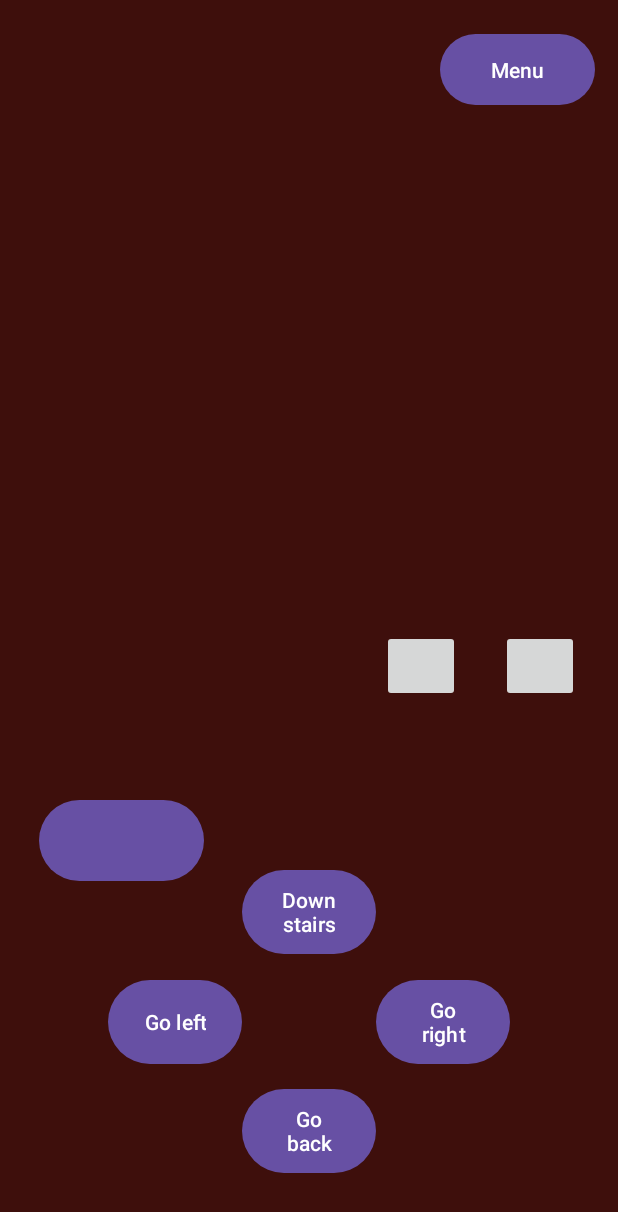
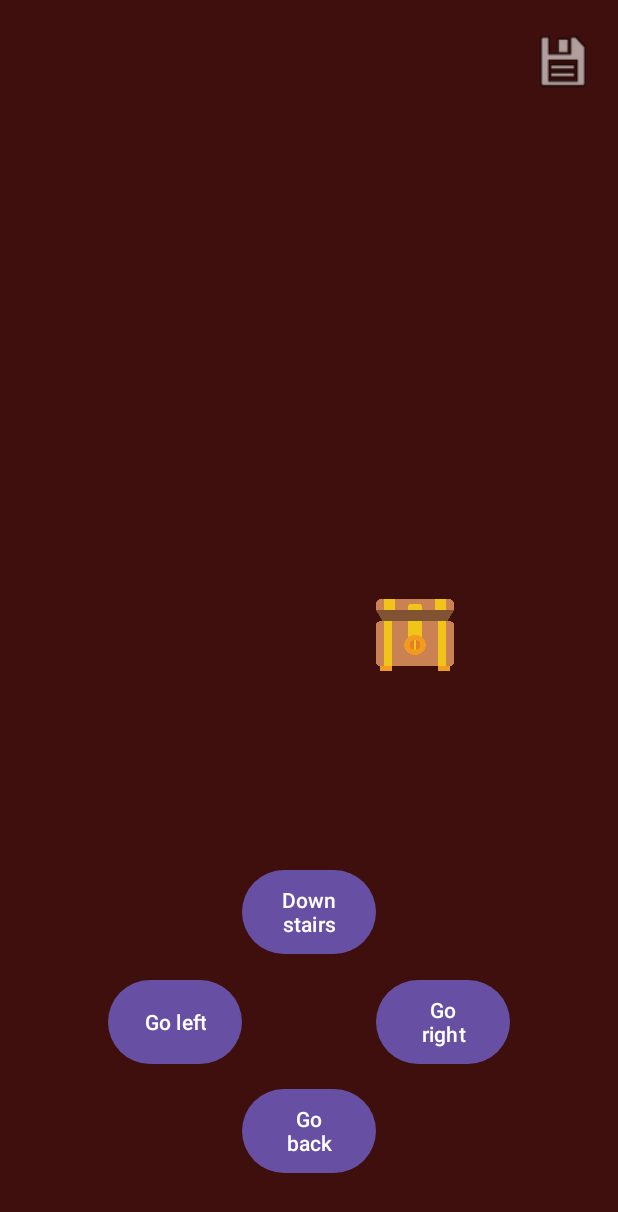
Before and after one commit to GregGrim/TextAdventureGameAndroid, an Android app: the GameActivity screen opened directly, with no data from a screen before it, on a phone screen of 412 x 824 dp. Shown: the top 1212 px of the screen. Run offline under Robolectric (Android 15) with nearby library versions, the phone set to English and light mode, and no system bars; 8 statements that could not run were skipped.

Commit message:
added some elements rendering and updated rooms info + items

```diff
--- a/app/src/main/java/com/example/textadventuregame/model/Inventory.java
+++ b/app/src/main/java/com/example/textadventuregame/model/Inventory.java
@@ -1,4 +1,6 @@
 package com.example.textadventuregame.model;
+
+import com.example.textadventuregame.model.items.Item;
 
 import java.util.ArrayList;
 import java.util.List;
--- a/app/src/main/java/com/example/textadventuregame/model/Item.java
+++ /dev/null
@@ -1,4 +0,0 @@
-package com.example.textadventuregame.model;
-
-public class Item {
-}
--- /dev/null
+++ b/app/src/main/java/com/example/textadventuregame/model/items/Item.java
@@ -0,0 +1,5 @@
+package com.example.textadventuregame.model.items;
+
+public abstract class Item {
+
+}
--- a/app/src/main/java/com/example/textadventuregame/view/GameActivity.java
+++ b/app/src/main/java/com/example/textadventuregame/view/GameActivity.java
@@ -7,6 +7,7 @@ import android.graphics.Color;
 import android.os.Bundle;
 import android.view.View;
 import android.widget.Button;
+import android.widget.ImageButton;
 import android.widget.ImageView;
 import android.widget.TextView;
 
@@ -21,7 +22,11 @@ public class GameActivity extends AppCompatActivity {
 
     private ImageView locationImage;
     private TextView locationText;
-    private Button menuButton;
+    private TextView playerInfo;
+    private ImageButton menuButton;
+    private ImageButton inventoryButton;
+    private ImageButton levelUpButton;
+    private Button eventButton;
 
     @Override
     protected void onCreate(Bundle savedInstanceState) {
@@ -48,20 +53,44 @@ public class GameActivity extends AppCompatActivity {
         locationImage = findViewById(R.id.locationImage);
 
         locationText = findViewById(R.id.locationInfo);
-        locationText.setText("");
         locationText.setTextSize(15);
         locationText.setTextColor(Color.WHITE);
-        menuButton.findViewById(R.id.menuBtn);
-        menuButton.setBackgroundColor(Color.GRAY);
-        menuButton.setTextSize(18);
-        menuButton.setTextAlignment(View.TEXT_ALIGNMENT_CENTER);
-        // TODO event listener
+        locationText.setTextAlignment(View.TEXT_ALIGNMENT_CENTER);
+
+        menuButton = findViewById(R.id.menuBtn);
+        menuButton.setOnClickListener(view -> {
+            //showMenu();
+        });
+
+        playerInfo = findViewById(R.id.playerInfo);
+        playerInfo.setTextColor(Color.YELLOW);
+        playerInfo.setTextSize(15);
+        playerInfo.setTextAlignment(View.TEXT_ALIGNMENT_CENTER);
+
+        inventoryButton = findViewById(R.id.inventoryBtn);
+        inventoryButton.setOnClickListener(view -> {
+            //openInventory();
+        });
+
+        levelUpButton = findViewById(R.id.levelUpBtn);
+        levelUpButton.setOnClickListener(view -> {
+            //levelUp();
+        });
+        eventButton = findViewById(R.id.eventBtn);
+        eventButton.setTextSize(15);
+        eventButton.setTextColor(Color.WHITE);
+        eventButton.setOnClickListener(view -> {
+            // doEvent();
+        });
     }
 
     private void renderScreen() {
         renderLocationImage();
         renderLocationText();
-
+        renderPlayerInfo();
+        renderInventoryImage();
+        renderLevelUpButton();
+        renderEventButton();
     }
 
 
@@ -74,4 +103,34 @@ public class GameActivity extends AppCompatActivity {
     private void renderLocationText() {
         locationText.setText(gameController.getLocationText());
     }
+    private void renderPlayerInfo() {
+          playerInfo.setText(gameController.getPlayerInfoText());
+    }
+    private void renderInventoryImage() {
+        inventoryButton.setImageResource(R.drawable.inventory_icon);
+    }
+    private void renderLevelUpButton() {
+        levelUpButton.setImageResource(R.drawable.levelup);
+        if(gameController.checkLevelUp()) {
+            levelUpButton.setEnabled(true);
+            levelUpButton.setFocusable(true);
+            levelUpButton.setVisibility(View.VISIBLE);
+        } else{
+            levelUpButton.setEnabled(false);
+            levelUpButton.setFocusable(false);
+            levelUpButton.setVisibility(View.INVISIBLE);
+        }
+    }
+    private void renderEventButton() {
+        if(gameController.roomWithEvent()) {
+            eventButton.setEnabled(true);
+            eventButton.setFocusable(true);
+            eventButton.setVisibility(View.VISIBLE);
+            eventButton.setText(gameController.roomEventHandleText());
+        } else{
+            eventButton.setEnabled(false);
+            eventButton.setFocusable(false);
+            eventButton.setVisibility(View.INVISIBLE);
+        }
+    }
 }
--- a/app/src/main/java/com/example/textadventuregame/view/NewGameActivity.java
+++ b/app/src/main/java/com/example/textadventuregame/view/NewGameActivity.java
@@ -2,6 +2,7 @@ package com.example.textadventuregame.view;
 
 import androidx.appcompat.app.AppCompatActivity;
 
+import android.annotation.SuppressLint;
 import android.content.Intent;
 import android.graphics.Color;
 import android.os.Bundle;
@@ -27,6 +28,7 @@ public class NewGameActivity extends AppCompatActivity {
         setupControls();
     }
 
+    @SuppressLint("SetTextI18n")
     private void setupControls() {
         ImageView gifImageView = findViewById(R.id.newGameGif);
         String gifUrl = "https://media.tenor.com/K7-ivtVTJ7YAAAAM/dnd-creature.gif";
@@ -40,6 +42,7 @@ public class NewGameActivity extends AppCompatActivity {
         playerNameText.setTextSize(18);
         playerNameText.setTextColor(Color.WHITE);
         playerNameText.setTextAlignment(View.TEXT_ALIGNMENT_CENTER);
+        playerNameText.setText("player");
 
         startNewGame = findViewById(R.id.startGameBtn);
         startNewGame.setBackgroundColor(Color.GRAY);
--- a/app/src/main/res/layout/activity_game.xml
+++ b/app/src/main/res/layout/activity_game.xml
@@ -21,14 +21,14 @@
 
     <TextView
         android:id="@+id/playerInfo"
-        android:layout_width="157dp"
-        android:layout_height="83dp"
+        android:layout_width="131dp"
+        android:layout_height="92dp"
         app:layout_constraintBottom_toBottomOf="parent"
         app:layout_constraintEnd_toEndOf="parent"
-        app:layout_constraintHorizontal_bias="0.937"
+        app:layout_constraintHorizontal_bias="0.892"
         app:layout_constraintStart_toStartOf="parent"
         app:layout_constraintTop_toTopOf="parent"
-        app:layout_constraintVertical_bias="0.396" />
+        app:layout_constraintVertical_bias="0.388" />
 
     <TextView
         android:id="@+id/locationInfo"
@@ -36,33 +36,37 @@
         android:layout_height="187dp"
         app:layout_constraintBottom_toBottomOf="parent"
         app:layout_constraintEnd_toEndOf="parent"
-        app:layout_constraintHorizontal_bias="0.078"
+        app:layout_constraintHorizontal_bias="0.079"
         app:layout_constraintStart_toStartOf="parent"
         app:layout_constraintTop_toTopOf="parent"
-        app:layout_constraintVertical_bias="0.473" />
+        app:layout_constraintVertical_bias="0.455" />
 
     <ImageButton
         android:id="@+id/inventoryBtn"
         android:layout_width="52dp"
         android:layout_height="48dp"
+        android:background="#3E0F0C"
+        android:scaleType="fitXY"
         app:layout_constraintBottom_toBottomOf="parent"
         app:layout_constraintEnd_toEndOf="parent"
-        app:layout_constraintHorizontal_bias="0.707"
+        app:layout_constraintHorizontal_bias="0.696"
         app:layout_constraintStart_toStartOf="parent"
         app:layout_constraintTop_toTopOf="parent"
-        app:layout_constraintVertical_bias="0.541"
+        app:layout_constraintVertical_bias="0.515"
         tools:srcCompat="@tools:sample/avatars" />
 
     <ImageButton
         android:id="@+id/levelUpBtn"
         android:layout_width="52dp"
         android:layout_height="48dp"
+        android:background="#3E0F0C"
+        android:scaleType="fitXY"
         app:layout_constraintBottom_toBottomOf="parent"
         app:layout_constraintEnd_toEndOf="parent"
-        app:layout_constraintHorizontal_bias="0.927"
+        app:layout_constraintHorizontal_bias="0.916"
         app:layout_constraintStart_toStartOf="parent"
         app:layout_constraintTop_toTopOf="parent"
-        app:layout_constraintVertical_bias="0.541"
+        app:layout_constraintVertical_bias="0.515"
         tools:srcCompat="@tools:sample/avatars" />
 
     <Button
@@ -113,25 +117,28 @@
 
     <Button
         android:id="@+id/eventBtn"
-        android:layout_width="110dp"
-        android:layout_height="62dp"
+        android:layout_width="208dp"
+        android:layout_height="59dp"
+        android:background="#3E0F0C"
         app:layout_constraintBottom_toBottomOf="parent"
         app:layout_constraintEnd_toEndOf="parent"
-        app:layout_constraintHorizontal_bias="0.086"
+        app:layout_constraintHorizontal_bias="0.078"
         app:layout_constraintStart_toStartOf="parent"
         app:layout_constraintTop_toTopOf="parent"
-        app:layout_constraintVertical_bias="0.695" />
+        app:layout_constraintVertical_bias="0.647" />
 
-    <Button
+    <ImageButton
         android:id="@+id/menuBtn"
-        android:layout_width="103dp"
-        android:layout_height="55dp"
-        android:text="Menu"
+        android:layout_width="41dp"
+        android:layout_height="45dp"
+        android:background="#3E0F0C"
+        android:scaleType="fitXY"
         app:layout_constraintBottom_toBottomOf="parent"
         app:layout_constraintEnd_toEndOf="parent"
-        app:layout_constraintHorizontal_bias="0.95"
+        app:layout_constraintHorizontal_bias="0.956"
         app:layout_constraintStart_toStartOf="parent"
         app:layout_constraintTop_toTopOf="parent"
-        app:layout_constraintVertical_bias="0.024" />
+        app:layout_constraintVertical_bias="0.023"
+        app:srcCompat="@android:drawable/ic_menu_save" />
 
 </androidx.constraintlayout.widget.ConstraintLayout>
```
Also changed, not shown: app/src/main/java/com/example/textadventuregame/controller/GameController.java (+14 -0 lines), app/src/main/java/com/example/textadventuregame/model/GameModel.java (+119 -20 lines), app/src/main/java/com/example/textadventuregame/model/Player.java (+23 -9 lines), app/src/main/java/com/example/textadventuregame/model/Room.java (+35 -3 lines), app/src/main/java/com/example/textadventuregame/model/items/DragonBlade.java (added, +13 -0 lines), app/src/main/java/com/example/textadventuregame/model/items/MagicSword.java (added, +19 -0 lines), app/src/main/java/com/example/textadventuregame/model/items/MedKit.java (added, +12 -0 lines), app/src/main/java/com/example/textadventuregame/model/items/Potion.java (added, +19 -0 lines), app/src/main/java/com/example/textadventuregame/model/items/Shield.java (added, +13 -0 lines), app/src/main/java/com/example/textadventuregame/model/items/Sword.java (added, +15 -0 lines), app/src/main/res/drawable/inventory_icon.png (added), app/src/main/res/drawable/levelup.png (added).
